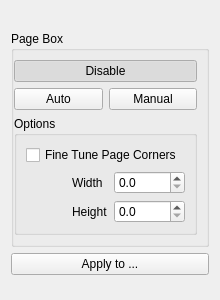
Old version of the form src/core/filters/page_box/OptionsWidget.ui in the repository abandoned-industries/scantailor-spectre.
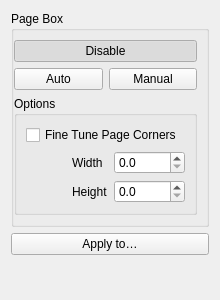
New version of the form.

Diff of the .ui file:
```diff
--- a/src/core/filters/page_box/OptionsWidget.ui
+++ b/src/core/filters/page_box/OptionsWidget.ui
@@ -11,19 +11,6 @@
    </rect>
   </property>
   <layout class="QVBoxLayout" name="verticalLayout">
-   <item>
-    <widget class="QLabel" name="selectionIndicatorLabel">
-     <property name="styleSheet">
-      <string>font-weight: 500; color: #666;</string>
-     </property>
-     <property name="text">
-      <string/>
-     </property>
-     <property name="alignment">
-      <set>Qt::AlignCenter</set>
-     </property>
-    </widget>
-   </item>
    <item>
     <widget class="QGroupBox" name="pageBoxGroup">
      <property name="title">
@@ -146,7 +133,7 @@
    <item>
     <widget class="QPushButton" name="applyToBtn">
      <property name="text">
-      <string>Apply to ...</string>
+      <string>Apply to…</string>
      </property>
     </widget>
    </item>
```
